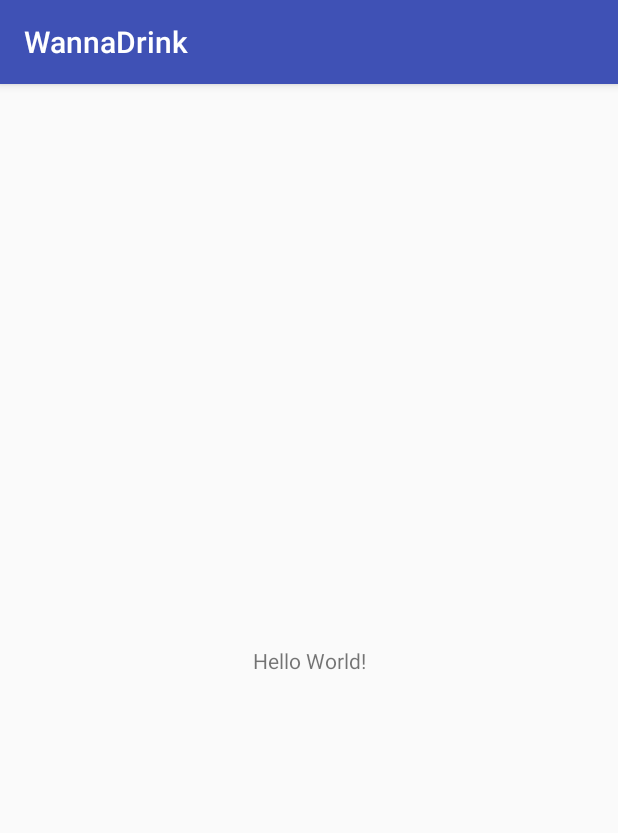
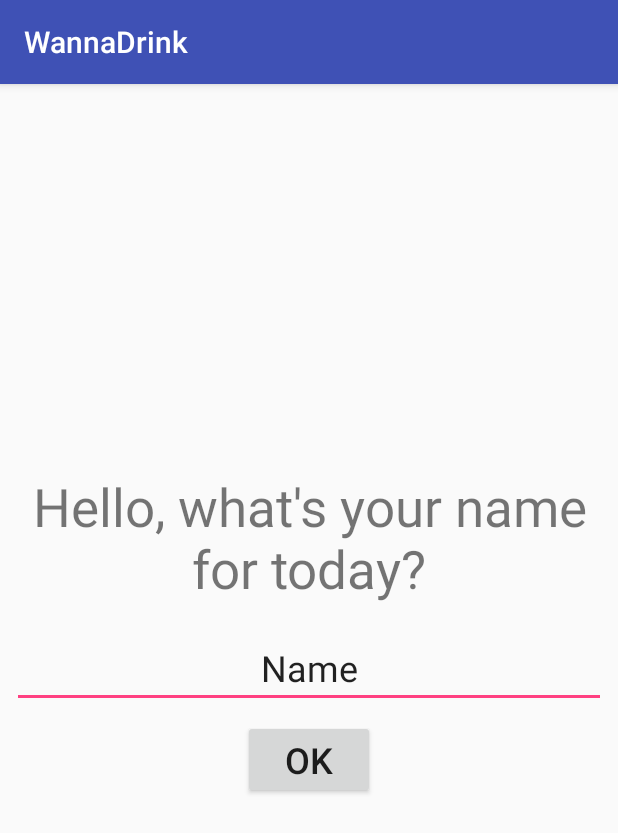
Before and after one commit to mandinga90/WannaDrink, an Android app: the screen it shows after launch (MainActivity), on a phone screen of 412 x 824 dp. Shown: the top 833 px of the screen. Run offline under Robolectric (Android 15) with nearby library versions, the phone set to English and light mode, and no system bars.

Commit message:
name + photo

```diff
--- a/app/build.gradle
+++ b/app/build.gradle
@@ -4,7 +4,7 @@ android {
     compileSdkVersion 26
     defaultConfig {
         applicationId "com.wanna_drink.wannadrink"
-        minSdkVersion 15
+        minSdkVersion 19
         targetSdkVersion 26
         versionCode 1
         versionName "1.0"
--- a/app/src/main/AndroidManifest.xml
+++ b/app/src/main/AndroidManifest.xml
@@ -1,6 +1,10 @@
 <?xml version="1.0" encoding="utf-8"?>
 <manifest xmlns:android="http://schemas.android.com/apk/res/android"
     package="com.wanna_drink.wannadrink">
+
+    <uses-feature
+        android:name="android.hardware.camera"
+        android:required="true" />
 
     <application
         android:allowBackup="true"
@@ -16,6 +20,7 @@
                 <category android:name="android.intent.category.LAUNCHER" />
             </intent-filter>
         </activity>
+        <activity android:name=".TakePhotoActivity"></activity>
     </application>
 
 </manifest>
--- a/app/src/main/java/com/wanna_drink/wannadrink/MainActivity.java
+++ b/app/src/main/java/com/wanna_drink/wannadrink/MainActivity.java
@@ -1,7 +1,10 @@
 package com.wanna_drink.wannadrink;
 
+import android.content.Intent;
 import android.support.v7.app.AppCompatActivity;
 import android.os.Bundle;
+import android.view.View;
+import android.widget.Button;
 
 public class MainActivity extends AppCompatActivity {
 
@@ -9,5 +12,13 @@ public class MainActivity extends AppCompatActivity {
     protected void onCreate(Bundle savedInstanceState) {
         super.onCreate(savedInstanceState);
         setContentView(R.layout.activity_main);
+
+        Button btNext = (Button) findViewById(R.id.bt_next);
+        btNext.setOnClickListener(new View.OnClickListener() {
+            @Override
+            public void onClick(View view) {
+                startActivity(new Intent(MainActivity.this, TakePhotoActivity.class));
+            }
+        });
     }
 }
--- a/app/src/main/res/layout/activity_main.xml
+++ b/app/src/main/res/layout/activity_main.xml
@@ -7,12 +7,53 @@
     tools:context="com.wanna_drink.wannadrink.MainActivity">
 
     <TextView
+        android:id="@+id/textView"
+        android:layout_width="0dp"
+        android:layout_height="wrap_content"
+        android:layout_marginEnd="8dp"
+        android:layout_marginStart="8dp"
+        android:text="Hello, what's your name for today?"
+        android:textAlignment="center"
+        android:textSize="35sp"
+        app:layout_constraintBottom_toBottomOf="parent"
+        app:layout_constraintEnd_toEndOf="parent"
+        app:layout_constraintLeft_toLeftOf="parent"
+        app:layout_constraintRight_toRightOf="parent"
+        app:layout_constraintStart_toStartOf="parent"
+        app:layout_constraintTop_toTopOf="parent"
+        app:layout_constraintVertical_bias="0.38" />
+
+    <EditText
+        android:id="@+id/editText"
+        android:layout_width="0dp"
+        android:layout_height="wrap_content"
+        android:layout_marginEnd="8dp"
+        android:layout_marginStart="8dp"
+        android:layout_marginTop="16dp"
+        android:ems="10"
+        android:inputType="textPersonName"
+        android:text="Name"
+        android:textAlignment="center"
+        android:textSize="24sp"
+        app:layout_constraintEnd_toEndOf="parent"
+        app:layout_constraintHorizontal_bias="0.0"
+        app:layout_constraintStart_toStartOf="parent"
+        app:layout_constraintTop_toBottomOf="@+id/textView" />
+
+    <Button
+        android:id="@+id/bt_next"
         android:layout_width="wrap_content"
         android:layout_height="wrap_content"
-        android:text="Hello World!"
+        android:layout_marginBottom="8dp"
+        android:layout_marginEnd="8dp"
+        android:layout_marginStart="8dp"
+        android:layout_marginTop="8dp"
+        android:text="OK"
+        android:textSize="24sp"
         app:layout_constraintBottom_toBottomOf="parent"
-        app:layout_constraintLeft_toLeftOf="parent"
-        app:layout_constraintRight_toRightOf="parent"
-        app:layout_constraintTop_toTopOf="parent" />
+        app:layout_constraintEnd_toEndOf="parent"
+        app:layout_constraintStart_toStartOf="parent"
+        app:layout_constraintTop_toBottomOf="@+id/editText"
+        app:layout_constraintVertical_bias="0.0" />
 
 </android.support.constraint.ConstraintLayout>
```
Also changed, not shown: app/src/main/java/com/wanna_drink/wannadrink/TakePhotoActivity.java (added, +40 -0 lines), app/src/main/res/layout/activity_take_photo.xml (added, +14 -0 lines).
